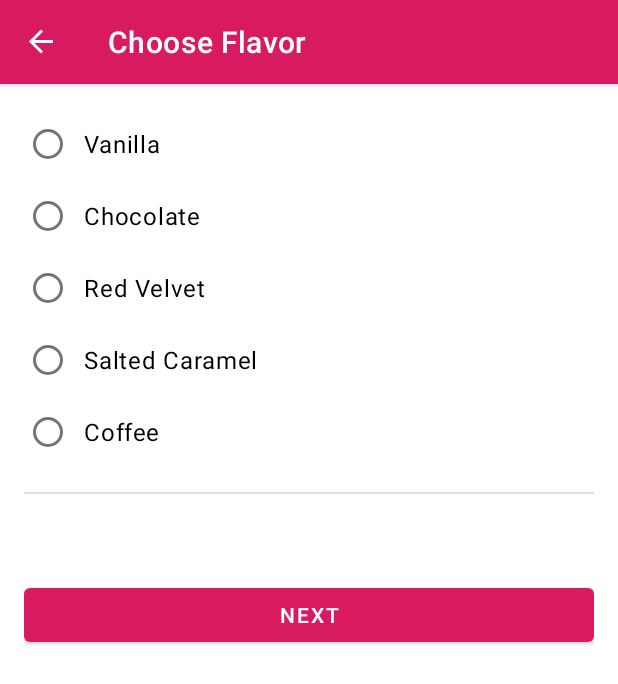
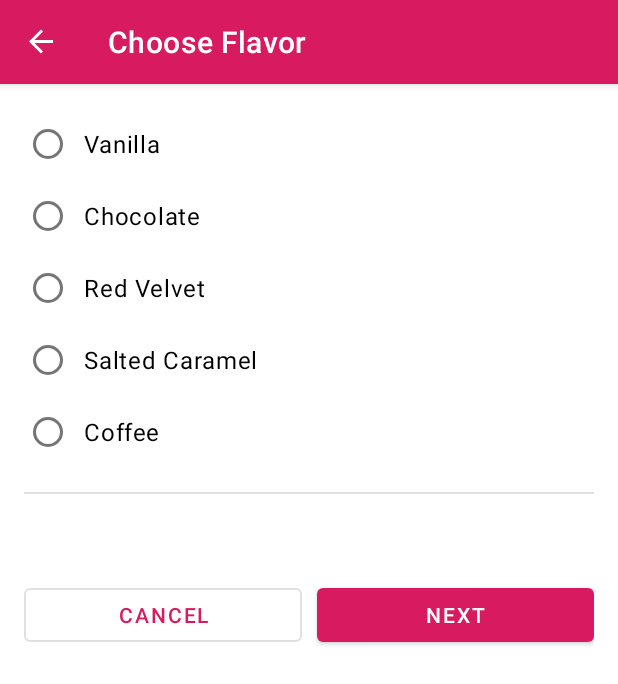
Before and after one commit to mjaleman/Cupcake, an Android app: the FlavorFragment screen opened through its navigation route, on a phone screen of 412 x 824 dp. Shown: the top 684 px of the screen. Run offline under Robolectric (Android 15) with nearby library versions, the phone set to English and light mode, and no system bars; our stand-ins replace data binding, navigation-ui; 2 statements that could not run were skipped.

Commit message:
Add Cancel button to layouts.

```diff
--- a/app/src/main/res/layout/fragment_flavor.xml
+++ b/app/src/main/res/layout/fragment_flavor.xml
@@ -109,6 +109,17 @@
                 tools:text="Subtotal $5.00" />
 
             <Button
+                android:id="@+id/cancel_button"
+                android:layout_width="0dp"
+                android:layout_height="wrap_content"
+                android:text="@string/cancel"
+                app:layout_constraintEnd_toStartOf="@id/next_button"
+                app:layout_constraintStart_toStartOf="parent"
+                app:layout_constraintTop_toTopOf="@id/next_button"
+                android:layout_marginEnd="10dp"
+                style="?attr/materialButtonOutlinedStyle"/>
+
+            <Button
                 android:id="@+id/next_button"
                 android:layout_width="0dp"
                 android:layout_height="wrap_content"
@@ -117,7 +128,7 @@
                 android:onClick="@{() -> flavorFragment.goToNextScreen()}"
                 app:layout_constraintBottom_toBottomOf="parent"
                 app:layout_constraintEnd_toEndOf="parent"
-                app:layout_constraintStart_toStartOf="parent"
+                app:layout_constraintStart_toEndOf="@id/cancel_button"
                 app:layout_constraintTop_toBottomOf="@id/subtotal" />
 
         </androidx.constraintlayout.widget.ConstraintLayout>
```
Also changed, not shown: app/src/main/res/layout/fragment_pickup.xml (+12 -1 lines), app/src/main/res/layout/fragment_summary.xml (+8 -0 lines).
